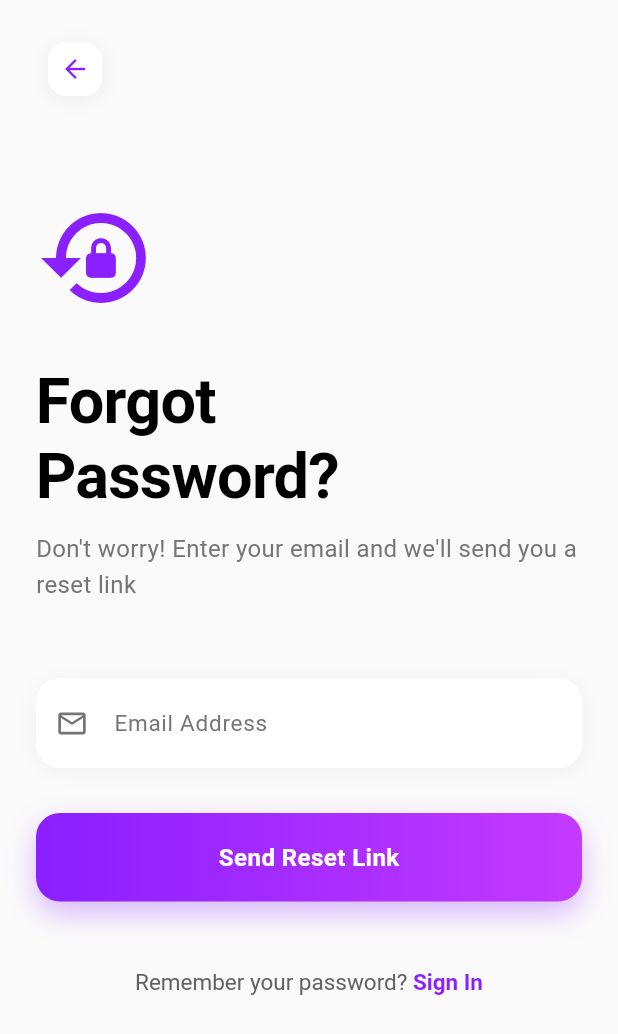
After one commit to itsyuknow/StuddyBuddy, a Flutter app: the ForgotPasswordScreen screen opened directly, on a phone screen of 412 x 824 dp. The commit adds this screen. Shown: the top 1034 px of the screen. Run offline on Flutter 3.47's test engine with Material 3 defaults, Android fonts, the phone set to English and light mode, and no system bars; our stand-ins replace image_picker, shared_preferences, supabase_flutter, timeago; accounts and stored records are empty.

Commit message:
new updTW 10/25 5 pm

```diff
--- /dev/null
+++ b/lib/screens/forgot_password_screen.dart
@@ -0,0 +1,398 @@
+import 'package:flutter/material.dart';
+import 'package:supabase_flutter/supabase_flutter.dart';
+
+class ForgotPasswordScreen extends StatefulWidget {
+  const ForgotPasswordScreen({super.key});
+
+  @override
+  State<ForgotPasswordScreen> createState() => _ForgotPasswordScreenState();
+}
+
+class _ForgotPasswordScreenState extends State<ForgotPasswordScreen> {
+  final _emailController = TextEditingController();
+  final supabase = Supabase.instance.client;
+  bool _isLoading = false;
+  bool _emailSent = false;
+
+  @override
+  void dispose() {
+    _emailController.dispose();
+    super.dispose();
+  }
+
+  Future<void> _sendResetEmail() async {
+    if (_emailController.text.isEmpty) {
+      _showError('Please enter your email address');
+      return;
+    }
+
+    // Basic email validation
+    final emailRegex = RegExp(r'^[\w-\.]+@([\w-]+\.)+[\w-]{2,4}$');
+    if (!emailRegex.hasMatch(_emailController.text.trim())) {
+      _showError('Please enter a valid email address');
+      return;
+    }
+
+    setState(() => _isLoading = true);
+
+    try {
+      // Send password reset email
+      await supabase.auth.resetPasswordForEmail(
+        _emailController.text.trim(),
+        redirectTo: 'edormy://reset-password',
+      );
+
+      // Log the password reset request in Supabase
+      await supabase.from('password_reset_logs').insert({
+        'email': _emailController.text.trim(),
+        'requested_at': DateTime.now().toIso8601String(),
+        'status': 'sent',
+      });
+
+      if (!mounted) return;
+
+      setState(() => _emailSent = true);
+      _showSuccess('Password reset email sent! Check your inbox.');
+    } on AuthException catch (e) {
+      // Even if user doesn't exist, we show success for security
+      // But log the attempt
+      await supabase.from('password_reset_logs').insert({
+        'email': _emailController.text.trim(),
+        'requested_at': DateTime.now().toIso8601String(),
+        'status': 'failed',
+        'error_message': e.message,
+      });
+
+      if (!mounted) return;
+      setState(() => _emailSent = true);
+      _showSuccess('If this email exists, you will receive a reset link.');
+    } catch (e) {
+      _showError('Something went wrong. Please try again.');
+    } finally {
+      if (mounted) {
+        setState(() => _isLoading = false);
+      }
+    }
+  }
+
+  void _showError(String message) {
+    ScaffoldMessenger.of(context).showSnackBar(
+      SnackBar(
+        content: Row(
+          children: [
+            const Icon(Icons.error_outline, color: Colors.white),
+            const SizedBox(width: 12),
+            Expanded(child: Text(message)),
+          ],
+        ),
+        backgroundColor: const Color(0xFFD32F2F),
+        behavior: SnackBarBehavior.floating,
+        shape: RoundedRectangleBorder(borderRadius: BorderRadius.circular(12)),
+        margin: const EdgeInsets.all(16),
+      ),
+    );
+  }
+
+  void _showSuccess(String message) {
+    ScaffoldMessenger.of(context).showSnackBar(
+      SnackBar(
+        content: Row(
+          children: [
+            const Icon(Icons.check_circle_outline, color: Colors.white),
+            const SizedBox(width: 12),
+            Expanded(child: Text(message)),
+          ],
+        ),
+        backgroundColor: const Color(0xFF388E3C),
+        behavior: SnackBarBehavior.floating,
+        shape: RoundedRectangleBorder(borderRadius: BorderRadius.circular(12)),
+        margin: const EdgeInsets.all(16),
+      ),
+    );
+  }
+
+  @override
+  Widget build(BuildContext context) {
+    return Scaffold(
+      backgroundColor: const Color(0xFFFAFAFA),
+      body: SafeArea(
+        child: SingleChildScrollView(
+          child: Padding(
+            padding: const EdgeInsets.symmetric(horizontal: 24),
+            child: Column(
+              crossAxisAlignment: CrossAxisAlignment.start,
+              children: [
+                const SizedBox(height: 20),
+                IconButton(
+                  icon: Container(
+                    padding: const EdgeInsets.all(8),
+                    decoration: BoxDecoration(
+                      color: Colors.white,
+                      borderRadius: BorderRadius.circular(12),
+                      boxShadow: [
+                        BoxShadow(
+                          color: Colors.black.withOpacity(0.05),
+                          blurRadius: 10,
+                          offset: const Offset(0, 2),
+                        ),
+                      ],
+                    ),
+                    child: const Icon(Icons.arrow_back, color: Color(0xFF8A1FFF), size: 20),
+                  ),
+                  onPressed: () => Navigator.pop(context),
+                ),
+                const SizedBox(height: 60),
+                if (!_emailSent) ...[
+                  const Icon(
+                    Icons.lock_reset,
+                    size: 80,
+                    color: Color(0xFF8A1FFF),
+                  ),
+                  const SizedBox(height: 30),
+                  const Text(
+                    'Forgot\nPassword?',
+                    style: TextStyle(
+                      fontSize: 42,
+                      fontWeight: FontWeight.bold,
+                      height: 1.2,
+                      letterSpacing: -0.5,
+                    ),
+                  ),
+                  const SizedBox(height: 12),
+                  Text(
+                    'Don\'t worry! Enter your email and we\'ll send you a reset link',
+                    style: TextStyle(
+                      fontSize: 16,
+                      color: Colors.grey.shade600,
+                      height: 1.5,
+                    ),
+                  ),
+                  const SizedBox(height: 50),
+                  _buildTextField(
+                    controller: _emailController,
+                    label: 'Email Address',
+                    icon: Icons.email_outlined,
+                    keyboardType: TextInputType.emailAddress,
+                  ),
+                  const SizedBox(height: 30),
+                  SizedBox(
+                    width: double.infinity,
+                    child: Container(
+                      decoration: BoxDecoration(
+                        gradient: const LinearGradient(
+                          colors: [Color(0xFF8A1FFF), Color(0xFFC43AFF)],
+                        ),
+                        borderRadius: BorderRadius.circular(16),
+                        boxShadow: [
+                          BoxShadow(
+                            color: const Color(0xFF8A1FFF).withOpacity(0.3),
+                            blurRadius: 15,
+                            offset: const Offset(0, 8),
+                          ),
+                        ],
+                      ),
+                      child: ElevatedButton(
+                        onPressed: _isLoading ? null : _sendResetEmail,
+                        style: ElevatedButton.styleFrom(
+                          padding: const EdgeInsets.symmetric(vertical: 18),
+                          backgroundColor: Colors.transparent,
+                          foregroundColor: Colors.white,
+                          shadowColor: Colors.transparent,
+                          shape: RoundedRectangleBorder(
+                            borderRadius: BorderRadius.circular(16),
+                          ),
+                          elevation: 0,
+                        ),
+                        child: _isLoading
+                            ? const SizedBox(
+                          height: 20,
+                          width: 20,
+                          child: CircularProgressIndicator(
+                            color: Colors.white,
+                            strokeWidth: 2,
+                          ),
+                        )
+                            : const Text(
+                          'Send Reset Link',
+                          style: TextStyle(
+                            fontSize: 16,
+                            fontWeight: FontWeight.w600,
+                            letterSpacing: 0.3,
+                          ),
+                        ),
+                      ),
+                    ),
+                  ),
+                ] else ...[
+                  Center(
+                    child: Column(
+                      children: [
+                        Container(
+                          padding: const EdgeInsets.all(20),
+                          decoration: BoxDecoration(
+                            color: const Color(0xFF8A1FFF).withOpacity(0.1),
+                            shape: BoxShape.circle,
+                          ),
+                          child: const Icon(
+                            Icons.mark_email_read,
+                            size: 80,
+                            color: Color(0xFF8A1FFF),
+                          ),
+                        ),
+                        const SizedBox(height: 30),
+                        const Text(
+                          'Check Your\nEmail',
+                          textAlign: TextAlign.center,
+                          style: TextStyle(
+                            fontSize: 38,
+                            fontWeight: FontWeight.bold,
+                            height: 1.2,
+                            letterSpacing: -0.5,
+                          ),
+                        ),
+                        const SizedBox(height: 16),
+                        Text(
+                          'We\'ve sent a password reset link to',
+                          textAlign: TextAlign.center,
+                          style: TextStyle(
+                            fontSize: 16,
+                            color: Colors.grey.shade600,
+                          ),
+                        ),
+                        const SizedBox(height: 8),
+                        Text(
+                          _emailController.text.trim(),
+                          textAlign: TextAlign.center,
+                          style: const TextStyle(
+                            fontSize: 16,
+                            fontWeight: FontWeight.w600,
+                            color: Color(0xFF8A1FFF),
+                          ),
+                        ),
+                        const SizedBox(height: 30),
+                        Container(
+                          padding: const EdgeInsets.all(16),
+                          decoration: BoxDecoration(
+                            color: Colors.blue.shade50,
+                            borderRadius: BorderRadius.circular(12),
+                            border: Border.all(color: Colors.blue.shade200),
+                          ),
+                          child: Row(
+                            children: [
+                              Icon(Icons.info_outline, color: Colors.blue.shade700),
+                              const SizedBox(width: 12),
+                              Expanded(
+                                child: Text(
+                                  'Didn\'t receive the email? Check your spam folder',
+                                  style: TextStyle(
+                                    fontSize: 14,
+                                    color: Colors.blue.shade900,
+                                  ),
+                                ),
+                              ),
+                            ],
+                          ),
+                        ),
+                        const SizedBox(height: 30),
+                        TextButton(
+                          onPressed: () {
+                            setState(() => _emailSent = false);
+                          },
+                          child: const Text(
+                            'Try another email',
+                            style: TextStyle(
+                              color: Color(0xFF8A1FFF),
+                              fontWeight: FontWeight.w600,
+                              fontSize: 15,
+                            ),
+                          ),
+                        ),
+                      ],
+                    ),
+                  ),
+                ],
+                const SizedBox(height: 30),
+                Center(
+                  child: TextButton(
+                    onPressed: () => Navigator.pop(context),
+                    style: TextButton.styleFrom(
+                      padding: const EdgeInsets.symmetric(horizontal: 20, vertical: 12),
+                    ),
+                    child: RichText(
+                      text: TextSpan(
+                        style: TextStyle(
+                          fontSize: 15,
+                          color: Colors.grey.shade700,
+                        ),
+                        children: const [
+                          TextSpan(text: 'Remember your password? '),
+                          TextSpan(
+                            text: 'Sign In',
+                            style: TextStyle(
+                              color: Color(0xFF8A1FFF),
+                              fontWeight: FontWeight.bold,
+                            ),
+                          ),
+                        ],
+                      ),
+                    ),
+                  ),
+                ),
+                const SizedBox(height: 20),
+              ],
+            ),
+          ),
+        ),
+      ),
+    );
+  }
+
+  Widget _buildTextField({
+    required TextEditingController controller,
+    required String label,
+    required IconData icon,
+    TextInputType? keyboardType,
+  }) {
+    return Container(
+      decoration: BoxDecoration(
+        color: Colors.white,
+        borderRadius: BorderRadius.circular(16),
+        boxShadow: [
+          BoxShadow(
+            color: Colors.black.withOpacity(0.04),
+            blurRadius: 10,
+            offset: const Offset(0, 2),
+          ),
+        ],
+      ),
+      child: TextField(
+        controller: controller,
+        keyboardType: keyboardType,
+        style: const TextStyle(fontSize: 16),
+        decoration: InputDecoration(
+          labelText: label,
+          labelStyle: TextStyle(
+            color: Colors.grey.shade600,
+            fontSize: 15,
+          ),
+          prefixIcon: Icon(icon, color: Colors.grey.shade600, size: 22),
+          border: OutlineInputBorder(
+            borderRadius: BorderRadius.circular(16),
+            borderSide: BorderSide.none,
+          ),
+          enabledBorder: OutlineInputBorder(
+            borderRadius: BorderRadius.circular(16),
+            borderSide: BorderSide.none,
+          ),
+          focusedBorder: OutlineInputBorder(
+            borderRadius: BorderRadius.circular(16),
+            borderSide: const BorderSide(color: Color(0xFF8A1FFF), width: 2),
+          ),
+          filled: true,
+          fillColor: Colors.white,
+          contentPadding: const EdgeInsets.symmetric(horizontal: 20, vertical: 18),
+        ),
+      ),
+    );
+  }
+}
--- a/lib/screens/login_screen.dart
+++ b/lib/screens/login_screen.dart
@@ -3,6 +3,7 @@ import 'package:supabase_flutter/supabase_flutter.dart';
 import '../services/user_session.dart';
 import 'main_app_screen.dart';
 import 'signup_screen.dart';
+import 'forgot_password_screen.dart'; // Add this import
 
 class LoginScreen extends StatefulWidget {
   final Map<String, dynamic> examData;
@@ -197,8 +198,12 @@ class _LoginScreenState extends State<LoginScreen> {
                   alignment: Alignment.centerRight,
                   child: TextButton(
                     onPressed: () {
-                      // TODO: Implement forgot password
-                      _showError('Forgot password feature coming soon');
+                      Navigator.push(
+                        context,
+                        MaterialPageRoute(
+                          builder: (_) => const ForgotPasswordScreen(),
+                        ),
+                      );
                     },
                     style: TextButton.styleFrom(
                       padding: const EdgeInsets.symmetric(horizontal: 8, vertical: 4),
```
Also changed, not shown: 1 other file.
